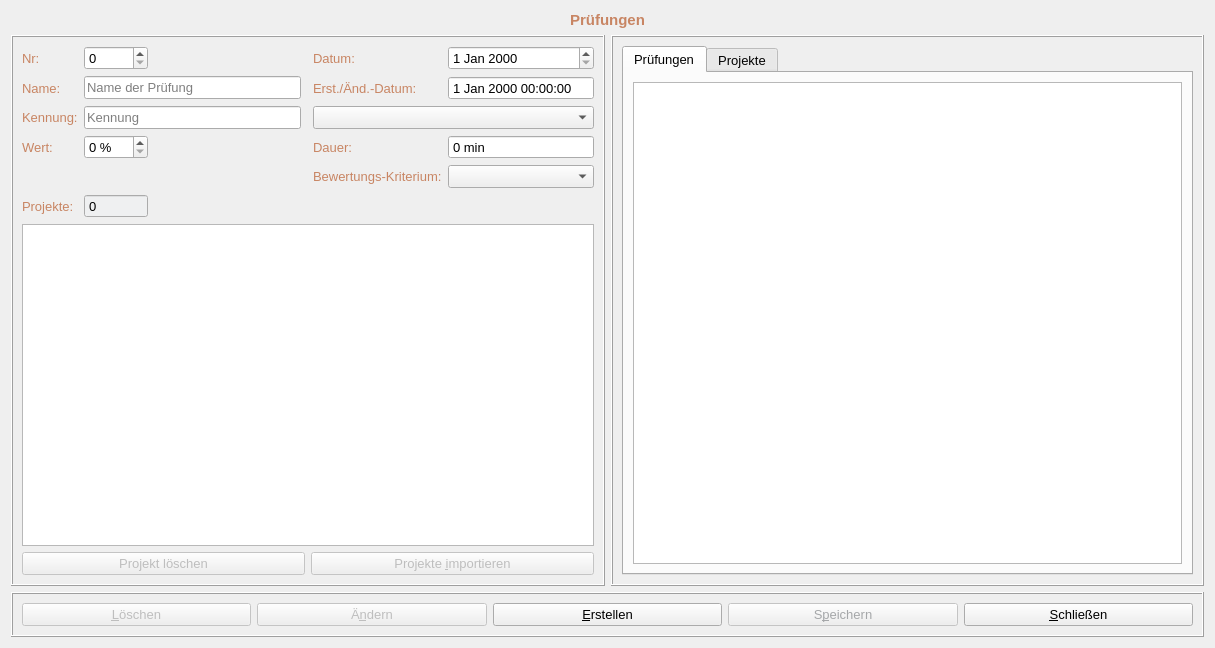
Qt form formskills.ui (fasa1964/fshkkap) before a commit.
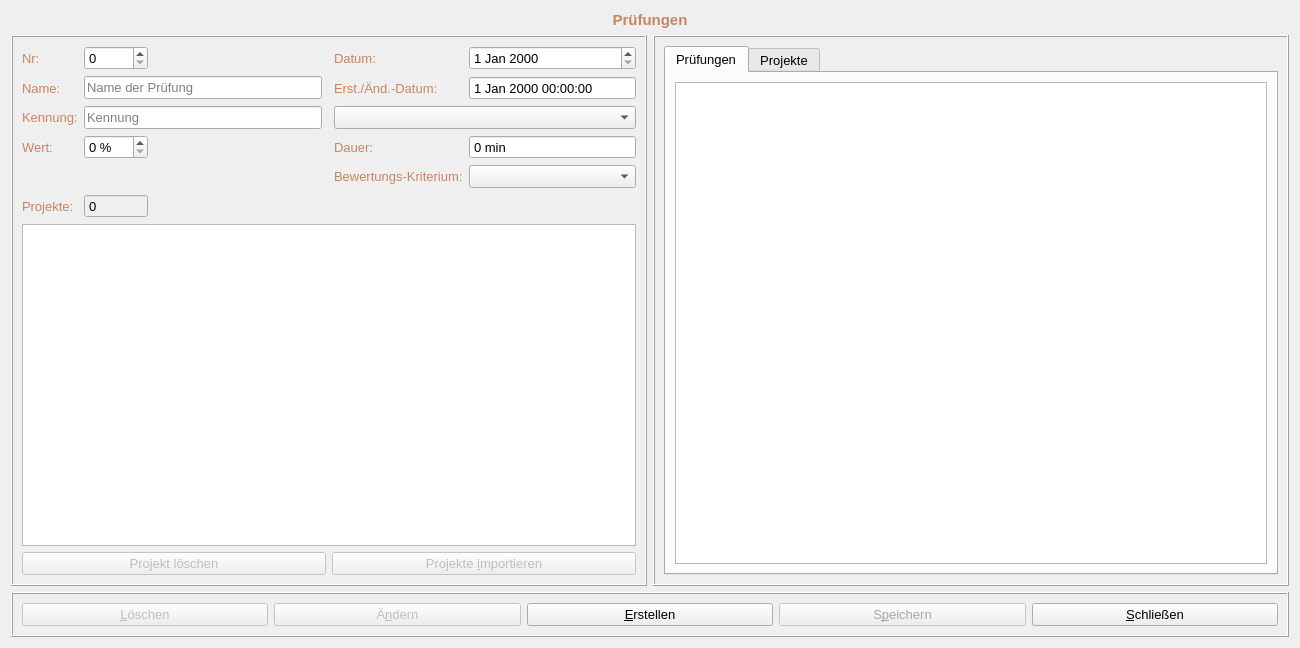
The same form after that commit. The open tabs and pages were chosen to show the change.

The edit to the form file:
```diff
--- a/formskills.ui
+++ b/formskills.ui
@@ -6,7 +6,7 @@
    <rect>
     <x>0</x>
     <y>0</y>
-    <width>1215</width>
+    <width>1300</width>
     <height>648</height>
    </rect>
   </property>
@@ -29,13 +29,13 @@
      </property>
      <property name="minimumSize">
       <size>
-       <width>350</width>
+       <width>0</width>
        <height>0</height>
       </size>
      </property>
      <property name="maximumSize">
       <size>
-       <width>680</width>
+       <width>16777215</width>
        <height>16777215</height>
       </size>
      </property>
@@ -649,7 +649,7 @@
    <item row="1" column="1">
     <widget class="QFrame" name="frame">
      <property name="sizePolicy">
-      <sizepolicy hsizetype="Expanding" vsizetype="Preferred">
+      <sizepolicy hsizetype="Preferred" vsizetype="Preferred">
        <horstretch>0</horstretch>
        <verstretch>0</verstretch>
       </sizepolicy>
```
Left out of the diff: 4 changed lines with no effect on the pictures.
